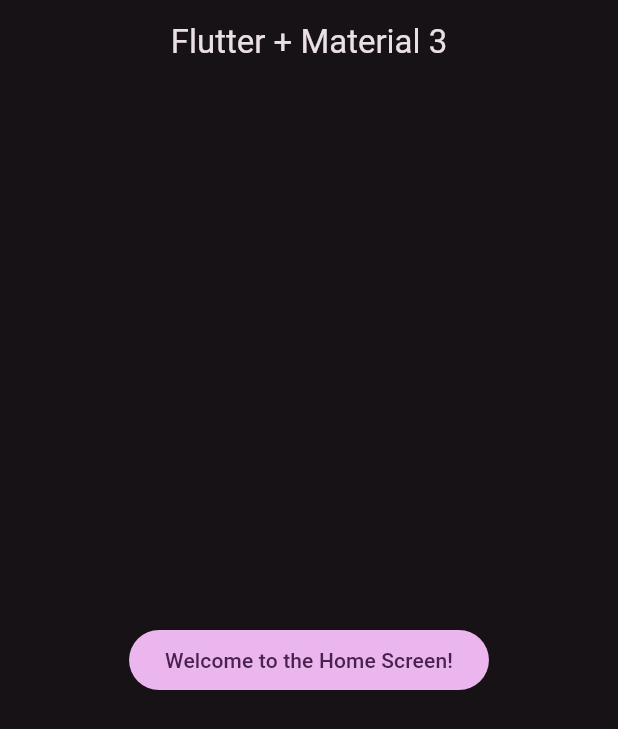
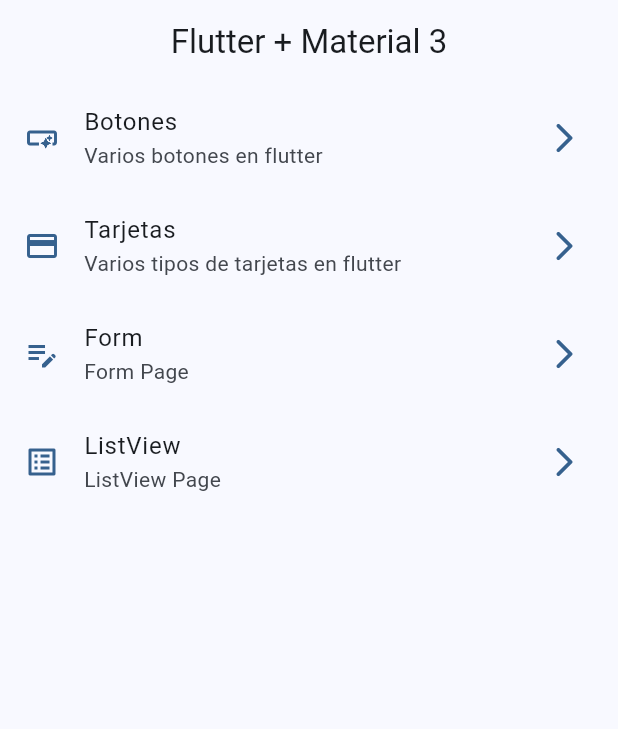
Before and after one commit to jntobar/flutter_widgets, a Flutter app: the screen it shows after launch, on a phone screen of 412 x 824 dp. Shown: the top 729 px of the screen. Run offline on Flutter 3.47's test engine with Material 3 defaults, Android fonts, the phone set to English and light mode, and no system bars.

Commit message:
ruteo entre paginas

```diff
--- a/lib/config/menu/menu_items.dart
+++ b/lib/config/menu/menu_items.dart
@@ -34,7 +34,7 @@ const appMenuItems = <MenuItems>[
     title: 'Form',
     subTitle: 'Form Page',
     icon: Icons.edit_note_outlined,
-    link: '/form',
+    link: '/forms',
   ),
   MenuItems(
     title: 'ListView',
--- a/lib/config/theme/app_theme.dart
+++ b/lib/config/theme/app_theme.dart
@@ -26,7 +26,7 @@ class AppTheme {
   ThemeData getTheme()=> ThemeData(
     useMaterial3: true,
     colorSchemeSeed: colorList[selectedColor],
-    brightness: Brightness.dark,
+    brightness: Brightness.light,
     appBarTheme: AppBarTheme(
       centerTitle: true,
     )
--- a/lib/main.dart
+++ b/lib/main.dart
@@ -1,6 +1,10 @@
 import 'package:flutter/material.dart';
 import 'package:widgets_app/config/theme/app_theme.dart';
+import 'package:widgets_app/presentation/screens/buttons/buttons_screen.dart';
+import 'package:widgets_app/presentation/screens/cards/cards_screen.dart';
+import 'package:widgets_app/presentation/screens/forms/forms_screen.dart';
 import 'package:widgets_app/presentation/screens/home/home_screen.dart';
+import 'package:widgets_app/presentation/screens/listview/listview_screen.dart';
 
 void main() {
   runApp(const MainApp());
@@ -14,8 +18,15 @@ class MainApp extends StatelessWidget {
 
     return MaterialApp(
       debugShowCheckedModeBanner: false,
-      theme: AppTheme(selectedColor: 3).getTheme(),
+      theme: AppTheme(selectedColor: 6).getTheme(),
       home: const HomeScreen(),
+      routes: {
+
+        '/buttons': (context) => const ButtonsScreen(),
+        '/cards': (context) => const CardsScreen(),
+        '/forms': (context) => const FormsScreen(),
+        '/listview': (context) => const ListviewScreen(),
+      },
     );
   }
 }
--- a/lib/presentation/screens/home/home_screen.dart
+++ b/lib/presentation/screens/home/home_screen.dart
@@ -1,4 +1,5 @@
 import 'package:flutter/material.dart';
+import 'package:widgets_app/config/menu/menu_items.dart';
 
 class HomeScreen extends StatelessWidget {
   const HomeScreen({super.key});
@@ -11,12 +12,52 @@ class HomeScreen extends StatelessWidget {
         title: const Text('Flutter + Material 3'),
 
       ),
-      body: Center(
-        child: FilledButton(
-          onPressed: () {},
-          child: const Text('Welcome to the Home Screen!'),
-        ),
-      ),
+      body: _HomeView()
     );
   }
 }
+
+class _HomeView extends StatelessWidget {
+  const _HomeView({
+    super.key,
+  });
+
+  @override
+  Widget build(BuildContext context) {
+
+    //
+    return ListView.builder(
+
+      itemCount: appMenuItems.length,
+      itemBuilder: (context, index) {
+        final menuItem = appMenuItems[index];
+        return _CustomListTile(menuItem: menuItem);
+      }
+    );
+  }
+}
+
+class _CustomListTile extends StatelessWidget {
+  const _CustomListTile({
+    super.key,
+    required this.menuItem,
+  });
+
+  final MenuItems menuItem;
+
+  @override
+  Widget build(BuildContext context) {
+    final colors = Theme.of(context).colorScheme;
+    return ListTile(
+      leading: Icon(menuItem.icon,color: colors.primary,),
+      trailing: Icon(Icons.arrow_forward_ios_rounded, color: colors.primary),
+      title: Text(menuItem.title),
+      subtitle: Text(menuItem.subTitle),
+      onTap: () {
+        //Navigator.pushNamed(context, menuItem.link);
+        Navigator.pushNamed(context, menuItem.link);
+
+      },
+    );
+  }
+}
```
Also changed, not shown: lib/presentation/screens/buttons/buttons_screen.dart (added, +35 -0 lines), lib/presentation/screens/cards/cards_screen.dart (added, +35 -0 lines), lib/presentation/screens/forms/forms_screen.dart (added, +35 -0 lines), lib/presentation/screens/listview/listview_screen.dart (added, +35 -0 lines).
